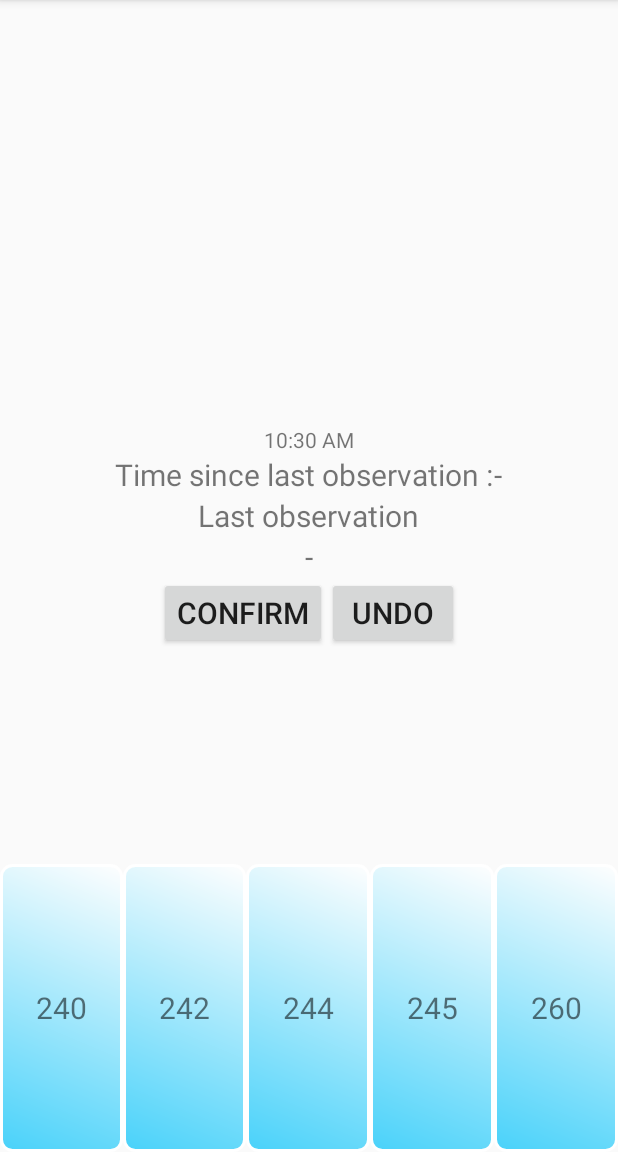
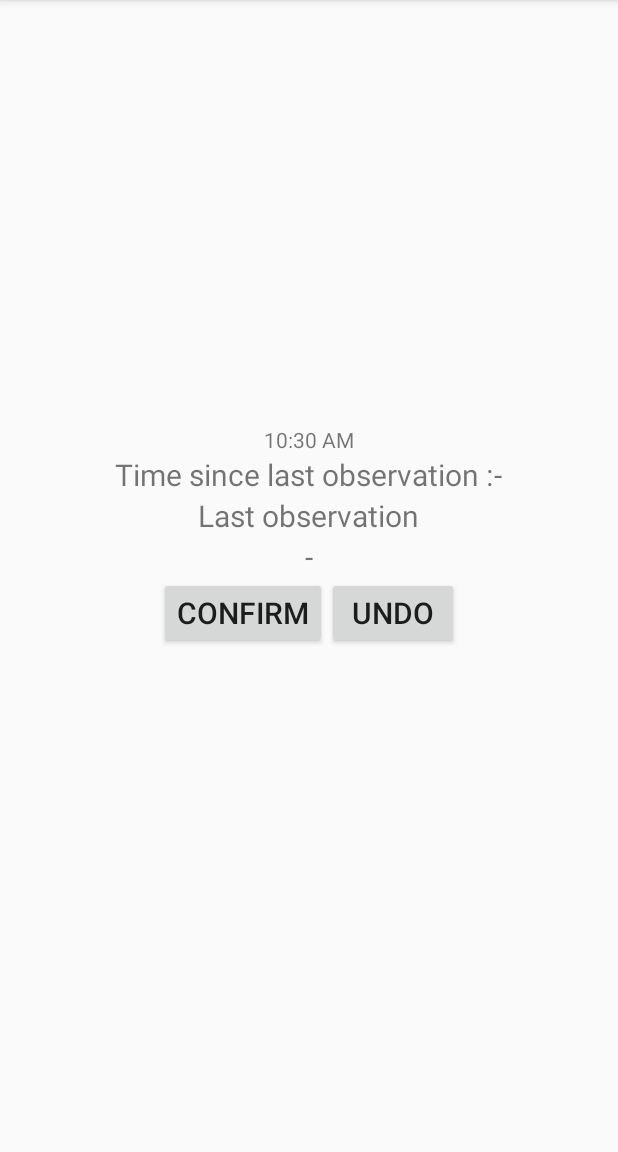
Before and after one commit to sickel/observationlogger, an Android app: the layout main.xml on its own in the app's theme, with its tools: preview values and no code run, on a phone screen of 412 x 824 dp, the part 84-1236 px from its top. Run offline under Robolectric (Android 15) with nearby library versions, the light colour scheme and no system bars.

Commit message:
Added dragzones programatically

```diff
--- a/app/src/main/res/layout/main.xml
+++ b/app/src/main/res/layout/main.xml
@@ -81,86 +81,6 @@
    	android:orientation="horizontal"
 	android:gravity="bottom"
 	android:id="@+id/dragzones">
-
-    <LinearLayout
-        android:id="@+id/topleft"
-		android:layout_width="0dp"
-		android:layout_weight="1"
-        android:layout_height="fill_parent"
-       android:background="@drawable/shape" >
-
-        <TextView
-            android:id="@+id/txtviews1"
-            android:layout_width="fill_parent"
-			android:gravity="center"
-			android:layout_height="fill_parent"
-			android:textSize="20sp"
-			android:text="240" />
-  </LinearLayout>
-    <LinearLayout
-        android:id="@+id/topright"
-		android:layout_width="0dp"
-		android:layout_weight="1"
-        android:layout_height="fill_parent"
-        android:background="@drawable/shape" >
-
-        <TextView
-            android:id="@+id/txtviews2"
-            android:layout_width="fill_parent"
-			android:gravity="center"
-			android:textSize="20sp"
-			android:layout_height="fill_parent"
-            android:text="242" />
-	 </LinearLayout>
-
-    <LinearLayout
-        android:id="@+id/bottomleft"
-        android:layout_width="0dp"
-		android:layout_weight="1"
-        android:layout_height="fill_parent"
-        android:background="@drawable/shape" >
-
-        <TextView
-            android:id="@+id/txtviews3"
-            android:layout_width="fill_parent"
-			android:gravity="center"
-			android:layout_height="fill_parent"
-			android:textSize="20sp"
-			android:text="244" />
-	</LinearLayout>
-
-    <LinearLayout
-        android:id="@+id/bottomright"
-        android:layout_width="0dp"
-		android:layout_weight="1"
-        android:layout_height="fill_parent"
-        android:background="@drawable/shape" >
-
-
-        <TextView
-            android:id="@+id/txtviews4"
-            android:layout_width="fill_parent"
-			android:gravity="center"
-			android:layout_height="fill_parent"
-			android:textSize="20sp"
-			android:text="245" />
-	</LinearLayout>
-
-    <LinearLayout
-        android:id="@+id/bottomright2"
-        android:layout_width="0dp"
-		android:layout_weight="1"
-        android:layout_height="fill_parent"
-        android:background="@drawable/shape" >
-
-
-        <TextView
-            android:id="@+id/txtviews5"
-            android:layout_width="fill_parent"
-			android:gravity="center"
-			android:layout_height="fill_parent"
-			android:textSize="20sp"
-			android:text="260" />
-	</LinearLayout>
+<!-- Dragzones go here LinearLayout -> TextView -->
 </LinearLayout>
 </LinearLayout>
```
Also changed, not shown: app/src/main/java/com/mortensickel/obslogger/MainActivity.java (+31 -24 lines).
